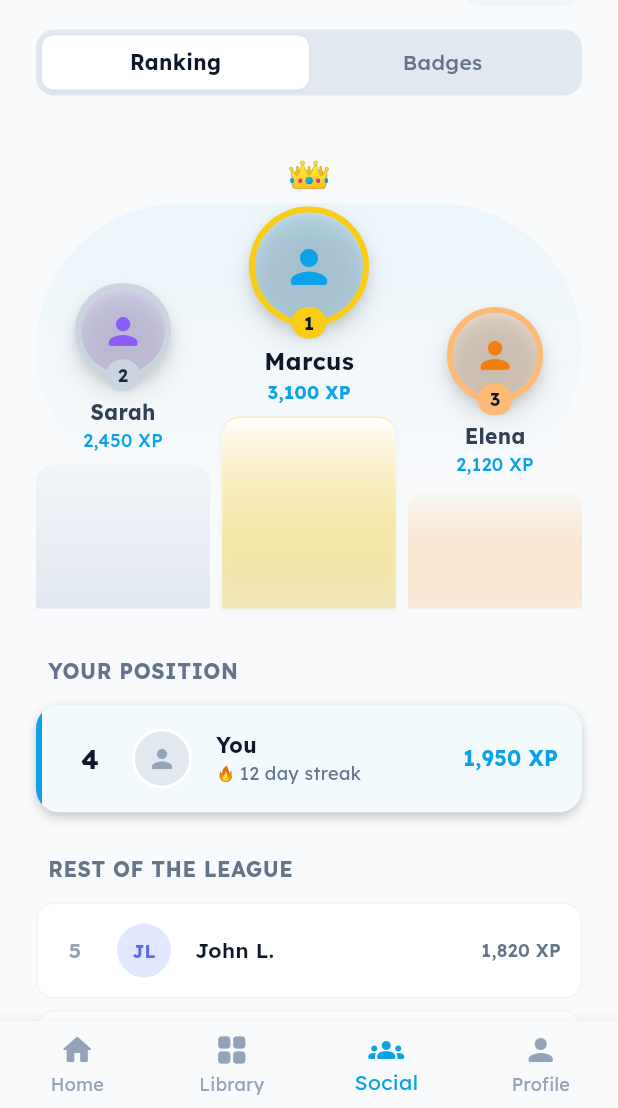
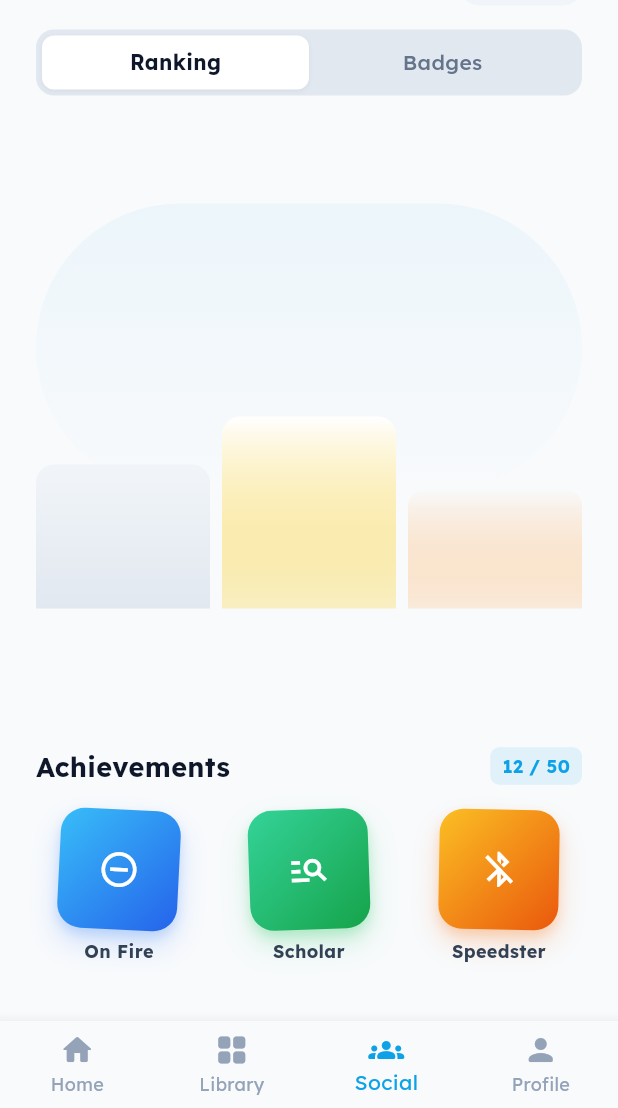
Before and after one commit to minhnhat-1504/VitaminC_App, a Flutter app: the screen it shows once a user with an empty profile is signed in, item 3 of the bottom bar chosen, on a phone screen of 412 x 824 dp, the part 128-1236 px from its top. Run offline on Flutter 3.47's test engine with Material 3 defaults, Android fonts, the phone set to English and light mode, and no system bars; our stand-ins replace cloud_firestore, connectivity_plus, equatable, file_picker, firebase_auth, firebase_core and 17 more; missing offline and left inert: excel, flutter_facebook_auth, google_mlkit_text_recognition; accounts and stored records are empty; network calls fail.

Commit message:
feat: Leaderboard Real-time - Xoa dummy_data, dung StreamProvider lay top 50 users tu Firestore, map Podium va danh sach

```diff
--- a/lib/core/utils/dummy_data.dart
+++ /dev/null
@@ -1,105 +0,0 @@
-import '../constants/app_colors.dart';
-
-class DummyData {
-  static final List<Map<String, dynamic>> decks = [
-    {'title': 'IELTS Vocabulary', 'count': 120, 'color': AppColors.primary},
-    {'title': 'Giao tiếp cơ bản', 'count': 50, 'color': AppColors.success},
-    {'title': 'IT Tiếng Anh', 'count': 85, 'color': AppColors.warning},
-  ];
-
-  static const List<Map<String, dynamic>> vocabularies = [
-    {
-      'id': '1',
-      'word': 'Resilience',
-      'meaning': 'Sự kiên cường, khả năng phục hồi',
-      'type': 'noun',
-      'example': 'Her resilience helped her overcome the crisis.',
-      'level': 'Hard',
-    },
-    {
-      'id': '2',
-      'word': 'Wanderlust',
-      'meaning': 'Niềm đam mê xê dịch',
-      'type': 'noun',
-      'example': 'His wanderlust led him to explore 50 countries.',
-      'level': 'Easy',
-    },
-  ];
-
-  // Dữ liệu bảng xếp hạng
-  static const String leagueName = 'RUBY LEAGUE';
-  static const String leagueTimeLeft = '2d 14h';
-  static const int currentUserRank = 4;
-  static const int currentUserXp = 1950;
-  static const int currentUserStreak = 12;
-
-  static const List<Map<String, dynamic>> topPlayers = [
-    {'rank': 1, 'name': 'Marcus', 'xp': 3100},
-    {'rank': 2, 'name': 'Sarah', 'xp': 2450},
-    {'rank': 3, 'name': 'Elena', 'xp': 2120},
-  ];
-
-  static const List<Map<String, dynamic>> restOfLeague = [
-    {
-      'rank': 5,
-      'name': 'John L.',
-      'xp': 1820,
-      'initials': 'JL',
-      'avatarBg': 0xFFE0E7FF,
-      'avatarFg': 0xFF6366F1,
-    },
-    {
-      'rank': 6,
-      'name': 'Maria G.',
-      'xp': 1750,
-      'initials': 'MG',
-      'avatarBg': 0xFFFCE7F3,
-      'avatarFg': 0xFFEC4899,
-    },
-    {
-      'rank': 7,
-      'name': 'Tom K.',
-      'xp': 1600,
-      'initials': 'TK',
-      'avatarBg': 0xFFD1FAE5,
-      'avatarFg': 0xFF10B981,
-    },
-  ];
-
-  // Dữ liệu huy hiệu (Badges)
-  static const int totalBadges = 50;
-  static const int achievedBadges = 12;
-
-  static const List<Map<String, dynamic>> badges = [
-    {
-      'name': 'On Fire',
-      'icon': 0xe518,
-      'achieved': true,
-      'gradient1': 0xFF38BDF8,
-      'gradient2': 0xFF2563EB,
-      'shadowColor': 0xFF3B82F6,
-    },
-    {
-      'name': 'Scholar',
-      'icon': 0xe3c7,
-      'achieved': true,
-      'gradient1': 0xFF34D399,
-      'gradient2': 0xFF16A34A,
-      'shadowColor': 0xFF22C55E,
-    },
-    {
-      'name': 'Speedster',
-      'icon': 0xe0e7,
-      'achieved': true,
-      'gradient1': 0xFFFBBF24,
-      'gradient2': 0xFFEA580C,
-      'shadowColor': 0xFFF97316,
-    },
-    {'name': 'Elite', 'icon': 0xe1f5, 'achieved': false},
-    {'name': 'Orator', 'icon': 0xf518, 'achieved': false},
-    {'name': 'Master', 'icon': 0xe559, 'achieved': false},
-    {'name': 'Polyglot', 'icon': 0xe8e2, 'achieved': false},
-    {'name': 'Night Owl', 'icon': 0xef67, 'achieved': false},
-    {'name': 'Pioneer', 'icon': 0xe55f, 'achieved': false},
-  ];
-}
--- /dev/null
+++ b/lib/features/social/presentation/providers/social_providers.dart
@@ -0,0 +1,18 @@
+import 'package:flutter_riverpod/flutter_riverpod.dart';
+import 'package:cloud_firestore/cloud_firestore.dart';
+import '../../../../core/utils/firestore_collections.dart';
+import '../../../../core/models/user_model.dart';
+
+/// StreamProvider lắng nghe CSDL Firestore danh sách 50 người dùng có XP cao nhất
+final leaderboardProvider = StreamProvider.autoDispose<List<UserModel>>((ref) {
+  return FirebaseFirestore.instance
+      .collection(FirestoreCollections.users)
+      .orderBy('xp', descending: true)
+      .limit(50)
+      .snapshots()
+      .map((snapshot) {
+        return snapshot.docs
+            .map((doc) => UserModel.fromMap(doc.data()))
+            .toList();
+      });
+});
--- a/lib/features/social/presentation/screens/badges_screen.dart
+++ b/lib/features/social/presentation/screens/badges_screen.dart
@@ -1,7 +1,6 @@
 import 'package:flutter/material.dart';
 import 'package:google_fonts/google_fonts.dart';
 import '../../../../core/constants/app_colors.dart';
-import '../../../../core/utils/dummy_data.dart';
 
 class BadgesScreen extends StatelessWidget {
   const BadgesScreen({super.key});
@@ -11,6 +10,43 @@ class BadgesScreen extends StatelessWidget {
   static const Color _slate400 = Color(0xFF94A3B8);
   static const Color _slate300 = Color(0xFFCBD5E1);
   static const Color _slate200 = Color(0xFFE2E8F0);
+
+  // Huy hiệu cá nhân mẫu (Local backup cho Achievements)
+  static const int totalBadges = 50;
+  static const int achievedBadges = 12;
+
+  static const List<Map<String, dynamic>> badges = [
+    {
+      'name': 'On Fire',
+      'icon': 0xe518,
+      'achieved': true,
+      'gradient1': 0xFF38BDF8,
+      'gradient2': 0xFF2563EB,
+      'shadowColor': 0xFF3B82F6,
+    },
+    {
+      'name': 'Scholar',
+      'icon': 0xe3c7,
+      'achieved': true,
+      'gradient1': 0xFF34D399,
+      'gradient2': 0xFF16A34A,
+      'shadowColor': 0xFF22C55E,
+    },
+    {
+      'name': 'Speedster',
+      'icon': 0xe0e7,
+      'achieved': true,
+      'gradient1': 0xFFFBBF24,
+      'gradient2': 0xFFEA580C,
+      'shadowColor': 0xFFF97316,
+    },
+    {'name': 'Elite', 'icon': 0xe1f5, 'achieved': false},
+    {'name': 'Orator', 'icon': 0xf518, 'achieved': false},
+    {'name': 'Master', 'icon': 0xe559, 'achieved': false},
+    {'name': 'Polyglot', 'icon': 0xe8e2, 'achieved': false},
+    {'name': 'Night Owl', 'icon': 0xef67, 'achieved': false},
+    {'name': 'Pioneer', 'icon': 0xe55f, 'achieved': false},
+  ];
 
   @override
   Widget build(BuildContext context) {
@@ -36,7 +72,7 @@ class BadgesScreen extends StatelessWidget {
                 borderRadius: BorderRadius.circular(6),
               ),
               child: Text(
-                '${DummyData.achievedBadges} / ${DummyData.totalBadges}',
+                '$achievedBadges / $totalBadges',
                 style: GoogleFonts.lexend(
                   fontSize: 12,
                   fontWeight: FontWeight.bold,
@@ -51,7 +87,7 @@ class BadgesScreen extends StatelessWidget {
         ClipRRect(
           borderRadius: BorderRadius.circular(6),
           child: LinearProgressIndicator(
-            value: DummyData.achievedBadges / DummyData.totalBadges,
+            value: achievedBadges / totalBadges,
             minHeight: 8,
             backgroundColor: _slate200,
             valueColor: const AlwaysStoppedAnimation<Color>(AppColors.primary),
@@ -61,7 +97,7 @@ class BadgesScreen extends StatelessWidget {
         Align(
           alignment: Alignment.centerRight,
           child: Text(
-            '${((DummyData.achievedBadges / DummyData.totalBadges) * 100).toInt()}% completed',
+            '${((achievedBadges / totalBadges) * 100).toInt()}% completed',
             style: GoogleFonts.lexend(fontSize: 11, color: _slate500),
           ),
         ),
@@ -87,11 +123,9 @@ class BadgesScreen extends StatelessWidget {
             crossAxisSpacing: 16,
             childAspectRatio: 0.85,
           ),
-          itemCount: DummyData.badges
-              .where((b) => b['achieved'] == true)
-              .length,
+          itemCount: badges.where((b) => b['achieved'] == true).length,
           itemBuilder: (context, index) {
-            final badge = DummyData.badges
+            final badge = badges
                 .where((b) => b['achieved'] == true)
                 .toList()[index];
             return _earnedBadgeCard(badge);
@@ -120,11 +154,9 @@ class BadgesScreen extends StatelessWidget {
             crossAxisSpacing: 16,
             childAspectRatio: 0.85,
           ),
-          itemCount: DummyData.badges
-              .where((b) => b['achieved'] == false)
-              .length,
+          itemCount: badges.where((b) => b['achieved'] == false).length,
           itemBuilder: (context, index) {
-            final badge = DummyData.badges
+            final badge = badges
                 .where((b) => b['achieved'] == false)
                 .toList()[index];
             return _lockedBadgeCard(badge);
--- a/lib/features/social/presentation/screens/leaderboard_screen.dart
+++ b/lib/features/social/presentation/screens/leaderboard_screen.dart
@@ -1,20 +1,28 @@
 import 'package:flutter/material.dart';
+import 'package:flutter_riverpod/flutter_riverpod.dart';
 import 'package:google_fonts/google_fonts.dart';
 import '../../../../core/constants/app_colors.dart';
 import '../../../../core/shared_widgets/custom_app_bar.dart';
-import '../../../../core/utils/dummy_data.dart';
+import '../../../../core/models/user_model.dart';
+import '../../../auth/presentation/providers/auth_provider.dart';
+import '../../../dashboard/presentation/providers/dashboard_providers.dart';
+import '../providers/social_providers.dart';
 import 'badges_screen.dart';
 import '../widgets/streak_popup.dart';
 
-class LeaderboardScreen extends StatefulWidget {
+class LeaderboardScreen extends ConsumerStatefulWidget {
   const LeaderboardScreen({super.key});
 
   @override
-  State<LeaderboardScreen> createState() => _LeaderboardScreenState();
+  ConsumerState<LeaderboardScreen> createState() => _LeaderboardScreenState();
 }
 
-class _LeaderboardScreenState extends State<LeaderboardScreen> {
+class _LeaderboardScreenState extends ConsumerState<LeaderboardScreen> {
   int _selectedTab = 0;
+
+  // Hạng giải đấu tĩnh (Local constants)
+  static const String leagueName = 'RUBY LEAGUE';
+  static const String leagueTimeLeft = '2d 14h';
 
   void _openStreakPopup() {
     showGeneralDialog(
@@ -44,6 +52,11 @@ class _LeaderboardScreenState extends State<LeaderboardScreen> {
 
   @override
   Widget build(BuildContext context) {
+    // Đọc dữ liệu Leaderboard thời gian thực từ Firestore StreamProvider
+    final leaderboardAsync = ref.watch(leaderboardProvider);
+    final currentUser = ref.watch(currentUserProvider).value;
+    final currentStreak = ref.watch(streakCountProvider).value ?? 0;
+
     return Scaffold(
       backgroundColor: AppColors.backgroundLight,
       appBar: const CustomAppBar(title: 'Leaderboard', showBackButton: false),
@@ -63,7 +76,27 @@ class _LeaderboardScreenState extends State<LeaderboardScreen> {
                     const SizedBox(height: 16),
                     _buildTabSwitcher(),
                     const SizedBox(height: 32),
-                    if (_selectedTab == 0) ..._buildRankingContent(),
+                    if (_selectedTab == 0)
+                      ...leaderboardAsync.when(
+                        data: (users) => _buildRankingContent(
+                          users,
+                          currentUser,
+                          currentStreak,
+                        ),
+                        loading: () => [
+                          const SizedBox(height: 120),
+                          const Center(child: CircularProgressIndicator()),
+                        ],
+                        error: (err, stack) => [
+                          const SizedBox(height: 120),
+                          Center(
+                            child: Text(
+                              'Lỗi khi tải bảng xếp hạng: $err',
+                              style: GoogleFonts.lexend(color: AppColors.error),
+                            ),
+                          ),
+                        ],
+                      ),
                     if (_selectedTab == 1) const BadgesScreen(),
                     const SizedBox(height: 24),
                   ],
@@ -82,7 +115,7 @@ class _LeaderboardScreenState extends State<LeaderboardScreen> {
       mainAxisAlignment: MainAxisAlignment.spaceBetween,
       children: [
         Text(
-          DummyData.leagueName,
+          leagueName,
           style: GoogleFonts.lexend(
             fontSize: 12,
             fontWeight: FontWeight.w500,
@@ -106,7 +139,7 @@ class _LeaderboardScreenState extends State<LeaderboardScreen> {
               ),
               const SizedBox(width: 4),
               Text(
-                DummyData.leagueTimeLeft,
+                leagueTimeLeft,
                 style: GoogleFonts.lexend(
                   fontSize: 12,
                   fontWeight: FontWeight.w600,
@@ -167,21 +200,29 @@ class _LeaderboardScreenState extends State<LeaderboardScreen> {
     );
   }
 
-  // ─── RANKING TAB ───
-  List<Widget> _buildRankingContent() {
+  // ─── RANKING TAB CONTENT ───
+  List<Widget> _buildRankingContent(
+    List<UserModel> users,
+    UserModel? currentUser,
+    int currentStreak,
+  ) {
     return [
-      _buildPodium(),
+      _buildPodium(users),
       const SizedBox(height: 32),
-      _buildYourPosition(),
+      _buildYourPosition(users, currentUser, currentStreak),
       const SizedBox(height: 20),
-      _buildRestOfLeague(),
+      _buildRestOfLeague(users),
       const SizedBox(height: 40),
       _buildAchievementsPreview(),
     ];
   }
 
   // ─── PODIUM ───
-  Widget _buildPodium() {
+  Widget _buildPodium(List<UserModel> users) {
+    final first = users.isNotEmpty ? users[0] : null;
+    final second = users.length > 1 ? users[1] : null;
+    final third = users.length > 2 ? users[2] : null;
+
     return SizedBox(
       height: 310,
       child: Stack(
@@ -211,8 +252,7 @@ class _LeaderboardScreenState extends State<LeaderboardScreen> {
             children: [
               Expanded(
                 child: _podiumPlayer(
-                  name: 'Sarah',
-                  xp: '2,450 XP',
+                  user: second,
                   rank: 2,
                   avatarSize: 64,
                   ringColor: AppColors.slate300,
@@ -226,8 +266,7 @@ class _LeaderboardScreenState extends State<LeaderboardScreen> {
               const SizedBox(width: 8),
               Expanded(
                 child: _podiumPlayer(
-                  name: 'Marcus',
-                  xp: '3,100 XP',
+                  user: first,
                   rank: 1,
                   avatarSize: 80,
                   ringColor: AppColors.gold,
@@ -246,8 +285,7 @@ class _LeaderboardScreenState extends State<LeaderboardScreen> {
               const SizedBox(width: 8),
               Expanded(
                 child: _podiumPlayer(
-                  name: 'Elena',
-                  xp: '2,120 XP',
+                  user: third,
                   rank: 3,
                   avatarSize: 64,
                   ringColor: AppColors.bronze,
@@ -269,8 +307,7 @@ class _LeaderboardScreenState extends State<LeaderboardScreen> {
   }
 
   Widget _podiumPlayer({
-    required String name,
-    required String xp,
+    required UserModel? user,
     required int rank,
     required double avatarSize,
     required Color ringColor,
@@ -282,6 +319,33 @@ class _LeaderboardScreenState extends State<LeaderboardScreen> {
     bool showCrown = false,
     bool isFirst = false,
   }) {
+    if (user == null) {
+      // Giữ chỗ trống nếu chưa đủ người dùng trong database
+      return Column(
+        mainAxisSize: MainAxisSize.min,
+        children: [
+          SizedBox(height: avatarSize + (showCrown ? 28 : 0) + 12 + 20),
+          Container(
+            height: pedestalHeight,
+            width: double.infinity,
+            decoration: BoxDecoration(
+              gradient: LinearGradient(
+                begin: Alignment.topCenter,
+                end: Alignment.bottomCenter,
+                colors: pedestalColors,
+              ),
+              borderRadius: const BorderRadius.only(
+                topLeft: Radius.circular(12),
+                topRight: Radius.circular(12),
+              ),
+            ),
+          ),
+        ],
+      );
+    }
+
+    final name = user.displayName.isNotEmpty ? user.displayName : 'Learner';
+
     return Column(
       mainAxisSize: MainAxisSize.min,
       children: [
@@ -316,11 +380,16 @@ class _LeaderboardScreenState extends State<LeaderboardScreen> {
               child: CircleAvatar(
                 radius: avatarSize / 2,
                 backgroundColor: avatarBgColor.withOpacity(0.15),
-                child: Icon(
+                backgroundImage: user.photoUrl.isNotEmpty
+                    ? NetworkImage(user.photoUrl)
+                    : null,
+                child: user.photoUrl.isEmpty
+                    ? Icon(
                         Icons.person_rounded,
                         size: avatarSize * 0.45,
                         color: avatarBgColor,
-                ),
+                      )
+                    : null,
               ),
             ),
             Positioned(
@@ -353,6 +422,8 @@ class _LeaderboardScreenState extends State<LeaderboardScreen> {
         const SizedBox(height: 12),
         Text(
           name,
+          maxLines: 1,
+          overflow: TextOverflow.ellipsis,
           style: GoogleFonts.lexend(
             fontSize: isFirst ? 16 : 14,
             fontWeight: FontWeight.bold,
@@ -360,7 +431,7 @@ class _LeaderboardScreenState extends State<LeaderboardScreen> {
           ),
         ),
         Text(
-          xp,
+          '${_formatXp(user.xp)} XP',
           style: GoogleFonts.lexend(
             fontSize: 12,
             fontWeight: isFirst ? FontWeight.bold : FontWeight.w500,
@@ -402,7 +473,18 @@ class _LeaderboardScreenState extends State<LeaderboardScreen> {
   }
 
   // ─── YOUR POSITION ───
-  Widget _buildYourPosition() {
+  Widget _buildYourPosition(
+    List<UserModel> users,
+    UserModel? currentUser,
+    int currentStreak,
+  ) {
+    if (currentUser == null) return const SizedBox.shrink();
+
+    final index = users.indexWhere((u) => u.uid == currentUser.uid);
+    final rankStr = index != -1
+        ? '${index + 1}'
+        : (currentUser.rank > 0 ? '${currentUser.rank}' : '-');
+
     return Column(
       crossAxisAlignment: CrossAxisAlignment.start,
       children: [
@@ -459,7 +541,7 @@ class _LeaderboardScreenState extends State<LeaderboardScreen> {
                           SizedBox(
                             width: 24,
                             child: Text(
-                              '${DummyData.currentUserRank}',
+                              rankStr,
                               textAlign: TextAlign.center,
                               style: GoogleFonts.lexend(
                                 fontSize: 18,
@@ -477,14 +559,19 @@ class _LeaderboardScreenState extends State<LeaderboardScreen> {
                               color: AppColors.slate200,
                               border: Border.all(color: Colors.white, width: 2),
                             ),
-                            child: const CircleAvatar(
+                            child: CircleAvatar(
                               radius: 18,
                               backgroundColor: AppColors.slate200,
-                              child: Icon(
+                              backgroundImage: currentUser.photoUrl.isNotEmpty
+                                  ? NetworkImage(currentUser.photoUrl)
+                                  : null,
+                              child: currentUser.photoUrl.isEmpty
+                                  ? const Icon(
                                       Icons.person_rounded,
                                       size: 20,
                                       color: AppColors.slate400,
-                              ),
+                                    )
+                                  : null,
                             ),
                           ),
                           const SizedBox(width: 16),
@@ -494,7 +581,9 @@ class _LeaderboardScreenState extends State<LeaderboardScreen> {
                               mainAxisSize: MainAxisSize.min,
                               children: [
                                 Text(
-                                  'You',
+                                  currentUser.displayName.isNotEmpty
+                                      ? currentUser.displayName
+                                      : 'You',
                                   style: GoogleFonts.lexend(
                                     fontSize: 14,
                                     fontWeight: FontWeight.bold,
@@ -508,7 +597,7 @@ class _LeaderboardScreenState extends State<LeaderboardScreen> {
                                       style: TextStyle(fontSize: 10),
                                     ),
                                     Text(
-                                      '${DummyData.currentUserStreak} day streak',
+                                      '$currentStreak day streak',
                                       style: GoogleFonts.lexend(
                                         fontSize: 12,
                                         color: AppColors.slate500,
@@ -520,7 +609,7 @@ class _LeaderboardScreenState extends State<LeaderboardScreen> {
                             ),
                           ),
                           Text(
-                            '${_formatXp(DummyData.currentUserXp)} XP',
+                            '${_formatXp(currentUser.xp)} XP',
                             style: GoogleFonts.lexend(
                               fontSize: 14,
                               fontWeight: FontWeight.bold,
@@ -541,7 +630,11 @@ class _LeaderboardScreenState extends State<LeaderboardScreen> {
   }
 
   // ─── REST OF THE LEAGUE ───
-  Widget _buildRestOfLeague() {
+  Widget _buildRestOfLeague(List<UserModel> users) {
+    if (users.length <= 3) return const SizedBox.shrink();
+
+    final restUsers = users.sublist(3);
+
     return Column(
       crossAxisAlignment: CrossAxisAlignment.start,
       children: [
@@ -557,12 +650,23 @@ class _LeaderboardScreenState extends State<LeaderboardScreen> {
             ),
           ),
         ),
-        ...DummyData.restOfLeague.map((user) => _leagueItem(user)),
+        ...restUsers.asMap().entries.map((entry) {
+          final rank = entry.key + 4;
+          final user = entry.value;
+          return _leagueItem(user, rank);
+        }),
       ],
     );
   }
 
-  Widget _leagueItem(Map<String, dynamic> user) {
+  Widget _leagueItem(UserModel user, int rank) {
+    final name = user.displayName.isNotEmpty ? user.displayName : 'Learner';
+    final initials = name.length >= 2
+        ? name.substring(0, 2).toUpperCase()
+        : (name.isNotEmpty ? name[0].toUpperCase() : 'L');
+    final avatarBg = user.uid.hashCode % 2 == 0 ? 0xFFE0E7FF : 0xFFFCE7F3;
+    final avatarFg = user.uid.hashCode % 2 == 0 ? 0xFF6366F1 : 0xFFEC4899;
+
     return Padding(
       padding: const EdgeInsets.only(bottom: 8),
       child: Container(
@@ -577,7 +681,7 @@ class _LeaderboardScreenState extends State<LeaderboardScreen> {
             SizedBox(
               width: 24,
               child: Text(
-                '${user['rank']}',
+                '$rank',
                 textAlign: TextAlign.center,
                 style: GoogleFonts.lexend(
                   fontSize: 14,
@@ -589,20 +693,27 @@ class _LeaderboardScreenState extends State<LeaderboardScreen> {
             const SizedBox(width: 16),
             CircleAvatar(
               radius: 18,
-              backgroundColor: Color(user['avatarBg'] as int),
-              child: Text(
-                user['initials'] as String,
+              backgroundColor: user.photoUrl.isNotEmpty
+                  ? Colors.transparent
+                  : Color(avatarBg),
+              backgroundImage: user.photoUrl.isNotEmpty
+                  ? NetworkImage(user.photoUrl)
+                  : null,
+              child: user.photoUrl.isEmpty
+                  ? Text(
+                      initials,
                       style: GoogleFonts.lexend(
                         fontSize: 12,
                         fontWeight: FontWeight.bold,
-                  color: Color(user['avatarFg'] as int),
+                        color: Color(avatarFg),
                       ),
-              ),
+                    )
+                  : null,
             ),
             const SizedBox(width: 16),
             Expanded(
               child: Text(
-                user['name'] as String,
+                name,
                 style: GoogleFonts.lexend(
                   fontSize: 14,
                   fontWeight: FontWeight.w600,
@@ -611,7 +722,7 @@ class _LeaderboardScreenState extends State<LeaderboardScreen> {
               ),
             ),
             Text(
-              '${_formatXp(user['xp'] as int)} XP',
+              '${_formatXp(user.xp)} XP',
               style: GoogleFonts.lexend(
                 fontSize: 12,
                 fontWeight: FontWeight.w600,
@@ -626,7 +737,7 @@ class _LeaderboardScreenState extends State<LeaderboardScreen> {
 
   // ─── ACHIEVEMENTS PREVIEW ───
   Widget _buildAchievementsPreview() {
-    final previewBadges = DummyData.badges.take(6).toList();
+    final previewBadges = BadgesScreen.badges.take(6).toList();
     return Column(
       crossAxisAlignment: CrossAxisAlignment.start,
       children: [
@@ -650,7 +761,7 @@ class _LeaderboardScreenState extends State<LeaderboardScreen> {
                   borderRadius: BorderRadius.circular(6),
                 ),
                 child: Text(
-                  '${DummyData.achievedBadges} / ${DummyData.totalBadges}',
+                  '${BadgesScreen.achievedBadges} / ${BadgesScreen.totalBadges}',
                   style: GoogleFonts.lexend(
                     fontSize: 12,
                     fontWeight: FontWeight.bold,
@@ -784,7 +895,6 @@ class _LeaderboardScreenState extends State<LeaderboardScreen> {
   }
 }
 
-// ─── Custom Painter: vien dut net cho badge chua dat ───
 class _DashedBorderPainter extends CustomPainter {
   final Color color;
   final double radius;
--- a/lib/features/social/presentation/widgets/streak_popup.dart
+++ b/lib/features/social/presentation/widgets/streak_popup.dart
@@ -1,16 +1,17 @@
 import 'package:flutter/material.dart';
+import 'package:flutter_riverpod/flutter_riverpod.dart';
 import 'package:google_fonts/google_fonts.dart';
 import '../../../../core/constants/app_colors.dart';
-import '../../../../core/utils/dummy_data.dart';
+import '../../../dashboard/presentation/providers/dashboard_providers.dart';
 
-class StreakPopup extends StatefulWidget {
+class StreakPopup extends ConsumerStatefulWidget {
   const StreakPopup({super.key});
 
   @override
-  State<StreakPopup> createState() => _StreakPopupState();
+  ConsumerState<StreakPopup> createState() => _StreakPopupState();
 }
 
-class _StreakPopupState extends State<StreakPopup>
+class _StreakPopupState extends ConsumerState<StreakPopup>
     with SingleTickerProviderStateMixin {
   static const double _heroSize = 192;
   static const double _bottomBarHeight = 160;
@@ -230,7 +231,7 @@ class _StreakPopupState extends State<StreakPopup>
             mainAxisSize: MainAxisSize.min,
             children: [
               Text(
-                '${DummyData.currentUserStreak}',
+                '${ref.watch(streakCountProvider).value ?? 0}',
                 style: GoogleFonts.lexend(
                   fontSize: 60,
                   fontWeight: FontWeight.w800,
```
Lines whose indentation alone changed are shown as unchanged.
